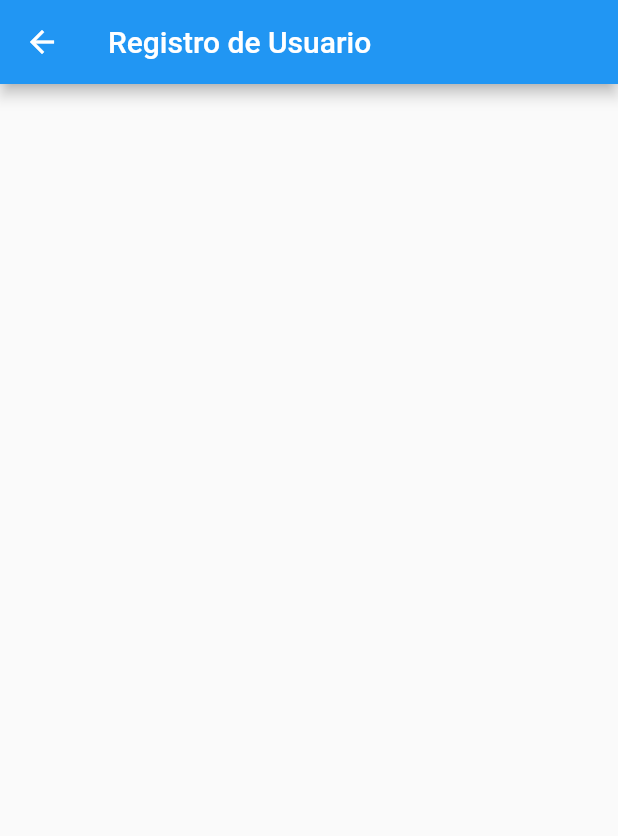
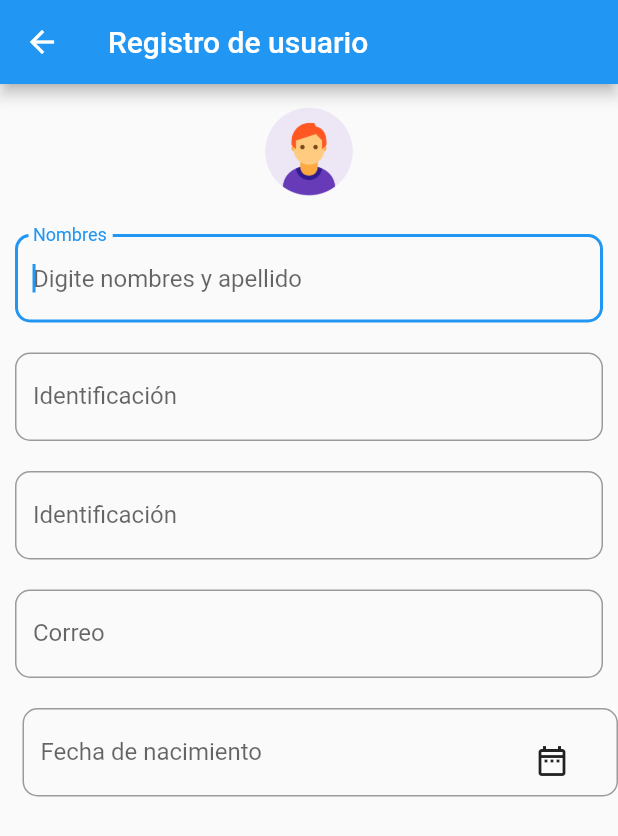
Before and after one commit to juank27/Flutter_Project, a Flutter app: the UserRegister screen opened directly, on a phone screen of 412 x 824 dp. Shown: the top 836 px of the screen. Run offline on Flutter 3.47's test engine with Material 2 defaults, Android fonts, the phone set to English and light mode, and no system bars; our stand-ins replace cloud_firestore, firebase_core; accounts and stored records are empty.

Commit message:
creacion de la plantilla de registro

```diff
--- a/my_app/lib/View/UserRegister.dart
+++ b/my_app/lib/View/UserRegister.dart
@@ -6,13 +6,125 @@ class UserRegister extends StatefulWidget {
 }
 
 class UserRegisterApp extends State<UserRegister> {
+  var currentSatate;
+  DateTime selectedDate = DateTime.now();
+
+  void callDataPicker() async {
+    // var selectedDate =await getDatePickerWidget();
+    setState(() {
+      currentSatate = selectedDate;
+    });
+  }
+//Future <DateTime?> getDatePickerWidget(){
+  //return showDatePicker(
+
+  // )
+//}
   @override
   Widget build(BuildContext context) {
     return Scaffold(
       appBar: AppBar(
-        title: Text('Registro de Usuario'),
+        title: Text('Registro de usuario'),
       ),
-      body: SingleChildScrollView(),
+      body: SingleChildScrollView(
+        child: Column(
+          children: [
+            Padding(
+              padding: EdgeInsets.all(10),
+              child: Center(
+                child: Container(
+                  width: 500,
+                  height: 70,
+                  child: Image.asset('image/img.png'),
+                ),
+              ),
+            ),
+            Padding(
+              padding: EdgeInsets.all(10),
+              child: TextField(
+                autofocus: true,
+                keyboardType: TextInputType.name,
+                //controller: user,
+                style: TextStyle(color: Colors.blueGrey),
+                decoration: InputDecoration(
+                  fillColor: Colors.green,
+                  border: OutlineInputBorder(
+                      borderRadius: BorderRadius.circular(10)),
+                  labelText: 'Nombres',
+                  hintText: 'Digite nombres y apellido',
+                ),
+              ),
+            ),
+            Padding(
+              padding: EdgeInsets.all(10),
+              child: TextField(
+                autofocus: true,
+                keyboardType: TextInputType.name,
+                //controller: user,
+                style: TextStyle(color: Colors.blueGrey),
+                decoration: InputDecoration(
+                  fillColor: Colors.green,
+                  border: OutlineInputBorder(
+                      borderRadius: BorderRadius.circular(10)),
+                  labelText: 'Identificación ',
+                  hintText: 'Digite nombres y apellido',
+                ),
+              ),
+            ),
+            Padding(
+              padding: EdgeInsets.all(10),
+              child: TextField(
+                autofocus: true,
+                keyboardType: TextInputType.text,
+                //controller: user,
+                style: TextStyle(color: Colors.blueGrey),
+                decoration: InputDecoration(
+                  fillColor: Colors.green,
+                  border: OutlineInputBorder(
+                      borderRadius: BorderRadius.circular(10)),
+                  labelText: 'Identificación',
+                  hintText: 'Digite si identifiación',
+                ),
+              ),
+            ),
+            Padding(
+              padding: EdgeInsets.all(10),
+              child: TextField(
+                autofocus: true,
+                keyboardType: TextInputType.emailAddress,
+                //controller: user,
+                style: TextStyle(color: Colors.blueGrey),
+                decoration: InputDecoration(
+                  fillColor: Colors.green,
+                  border: OutlineInputBorder(
+                      borderRadius: BorderRadius.circular(10)),
+                  labelText: 'Correo',
+                  hintText: 'Digite su correo',
+                ),
+              ),
+            ),
+            Padding(
+              padding: EdgeInsets.only(left: 15, top: 10),
+              child: Stack(
+                alignment: const Alignment(1.0, 1.0),
+                children: [
+                  new TextField(
+                    decoration: InputDecoration(
+                      border: OutlineInputBorder(
+                          borderRadius: BorderRadius.circular(10)),
+                      labelText: 'Fecha de nacimiento',
+                      hintText: 'Digite su fecha de nacimiento',
+                    ),
+                  ),
+                  new FlatButton(
+                      onPressed: () {},
+                      child: new Icon(Icons.date_range_outlined))
+                ],
+              ),
+            ),
+          ],
+        ),
+      ),
     );
   }
 }
--- a/my_app/lib/main.dart
+++ b/my_app/lib/main.dart
@@ -1,6 +1,7 @@
 import 'package:firebase_core/firebase_core.dart';
 import 'package:flutter/material.dart';
 import 'View/Login.dart';
+import 'View/UserRegister.dart';
 
 void main() {
   WidgetsFlutterBinding.ensureInitialized();
@@ -51,7 +52,19 @@ class HomeStart extends State<Home> {
                 },
                 child: const Text('Ingresar'),
               ),
-            )
+            ),
+            Padding(
+              padding: EdgeInsets.only(left: 10, top: 10, right: 10, bottom: 0),
+              child: ElevatedButton(
+                style: ElevatedButton.styleFrom(minimumSize: Size(400, 50)),
+                onPressed: () {
+                  print('Registrar Usuario');
+                  Navigator.push(context,
+                      MaterialPageRoute(builder: (_) => UserRegister()));
+                },
+                child: Text('Registrar Usuario'),
+              ),
+            ),
           ],
         ),
       ),
```
